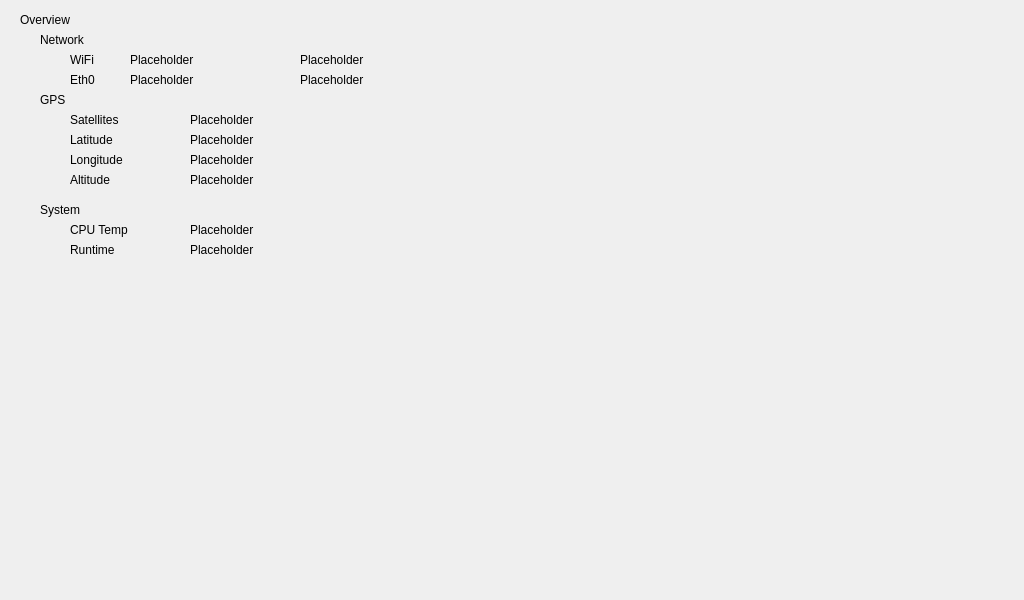
First picture: the form in modules/SystemInfo/systeminfo.ui, repository nbdy/carpi, before the edit.
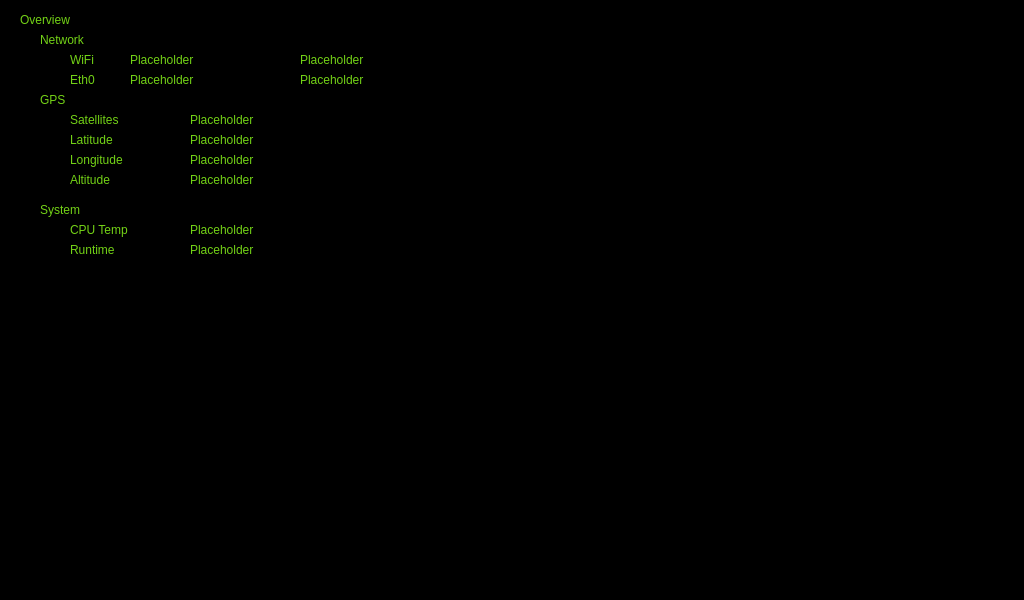
Second picture: the form after the edit.

The edit to the form file:
```diff
--- a/modules/SystemInfo/systeminfo.ui
+++ b/modules/SystemInfo/systeminfo.ui
@@ -13,6 +13,10 @@
   <property name="windowTitle">
    <string>Form</string>
   </property>
+  <property name="styleSheet">
+   <string notr="true">background-color: rgb(0, 0, 0);
+color: rgb(115, 210, 22);</string>
+  </property>
   <widget class="QLabel" name="lbl_overview">
    <property name="geometry">
     <rect>
```
